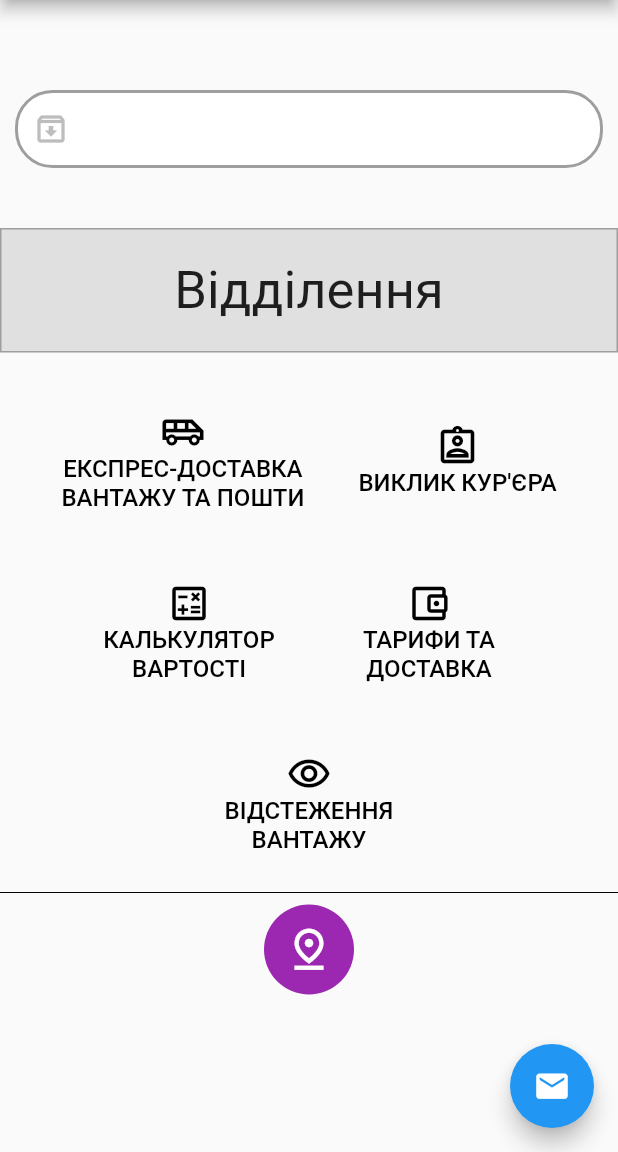
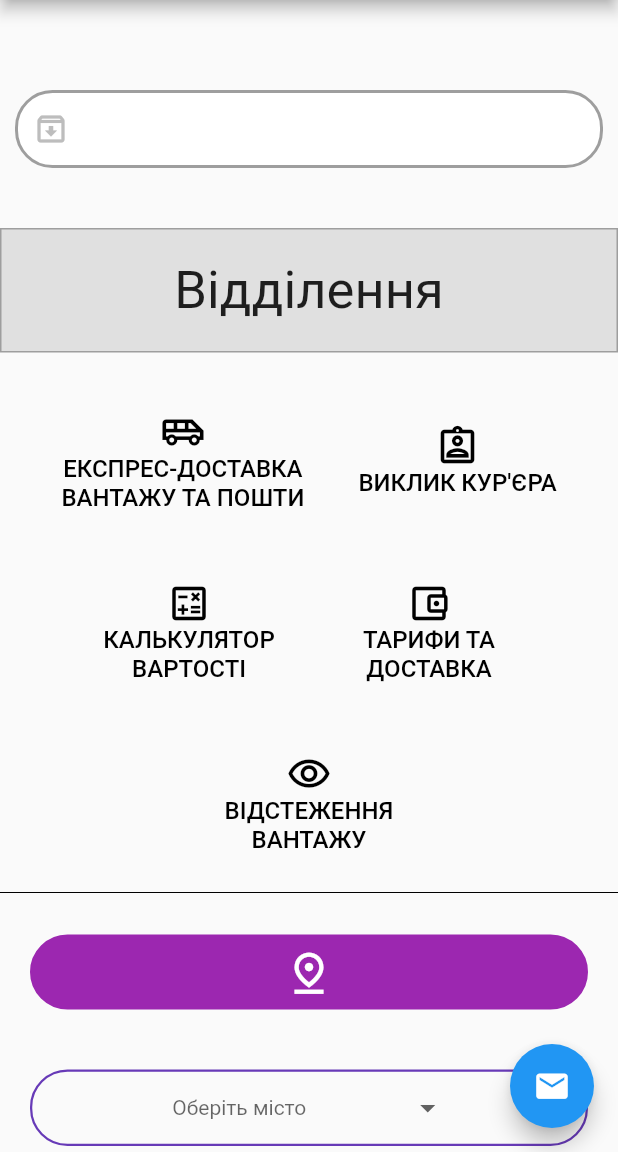
Before and after one commit to linch433/autolux_ui, a Flutter app: the department screen opened by its route, on a phone screen of 412 x 824 dp, the part 84-1236 px from its top. Run offline on Flutter 3.47's test engine with Material 2 defaults, Android fonts, the phone set to English and light mode, and no system bars; our stand-ins replace google_maps_flutter.

Commit message:
Add dropDownButton menu

```diff
--- a/lib/assets/screens/department/department.dart
+++ b/lib/assets/screens/department/department.dart
@@ -1,9 +1,11 @@
 import 'package:autolux_ui/assets/screens/aboutCompany/areaWithButtons.dart';
 import 'package:autolux_ui/assets/screens/department/departmentText.dart';
+import 'package:autolux_ui/assets/screens/department/departmentDropDownList.dart';
 import 'package:autolux_ui/assets/screens/mainScreen/searchBar.dart';
 import 'package:autolux_ui/assets/screens/onlineHelp.dart';
 import 'package:autolux_ui/assets/widget/drawerMenu.dart';
 import 'package:autolux_ui/assets/widget/pageTitle.dart';
+import 'package:flutter/cupertino.dart';
 import 'package:flutter/material.dart';
 
 class department extends StatelessWidget {
@@ -61,12 +63,19 @@ class department extends StatelessWidget {
             Divider(
               color: Colors.black,
             ),
-            CircleAvatar(
-              radius: 30,
-              backgroundColor: Colors.purple,
-              child: IconButton(
-                iconSize: 33,
-                tooltip: 'Google Maps',
+
+            Expanded(
+              child: Container(
+                margin: EdgeInsets.all(20),
+                height: 50,
+                decoration: BoxDecoration(
+                  color: Colors.purple,
+                  borderRadius: BorderRadius.circular(25),
+                  border: Border.all(color: Colors.purple, width: 1.5),
+                ),
+                child: IconButton(
+                  iconSize: 33,
+                  tooltip: 'Google Maps',
                   color: Colors.white,
                   onPressed: () {
                     Navigator.push(
@@ -76,8 +85,24 @@ class department extends StatelessWidget {
                       ),
                     );
                   },
-                  icon: Icon(Icons.pin_drop_outlined), ),
+                  icon: Icon(Icons.pin_drop_outlined),
+                ),
+              ),
             ),
+            SizedBox(
+              height: 20,
+            ),
+            Container(
+                margin: EdgeInsets.symmetric(horizontal: 20),
+                padding: EdgeInsets.symmetric(horizontal: 20),
+                decoration: BoxDecoration(
+                  border: Border.all(color: Colors.deepPurple, width: 1.5),
+                  borderRadius: BorderRadius.circular(25),
+                ),
+                child: Center(child: dropDownButton())),
+            SizedBox(
+              height: 100,
+            )
           ],
         ),
       ),
--- /dev/null
+++ b/lib/assets/screens/department/departmentDropDownList.dart
@@ -0,0 +1,39 @@
+import 'package:flutter/material.dart';
+
+class dropDownButton extends StatefulWidget {
+  const dropDownButton({Key? key}) : super(key: key);
+
+  @override
+  State<dropDownButton> createState() => _dropDownButtonState();
+}
+
+/// This is the private State class that goes with MyStatefulWidget.
+class _dropDownButtonState extends State<dropDownButton> {
+  String? dropdownValue;
+
+  @override
+  Widget build(BuildContext context) {
+    return DropdownButtonHideUnderline(
+      child: DropdownButton<String>(
+        hint: Text('Оберіть місто'),
+        value: dropdownValue,
+        icon: const Icon(Icons.arrow_drop_down),
+        iconSize: 24,
+        elevation: 16,
+        style: const TextStyle(color: Colors.deepPurple),
+        onChanged: (String? newValue) {
+          setState(() {
+            dropdownValue = newValue!;
+          });
+        },
+        items: <String>['Київ', 'Івано-Франківськ', 'Бровари', 'Берегове', 'Виноградів', 'Біла Церква', 'Володимир-Волинський', 'Вінниця', 'Гостомель', 'Дрогобич', 'Житомир', 'Запоріжжя', 'Калуш', 'Коломия', 'Краматорськ', 'Кременчуг', 'Кривий Ріг', 'Луцьк', 'Львів', 'Миколаїв', 'Мукачево', 'Ніжин', 'Одеса', 'Полтава', 'Рівне', 'Суми', 'Тернопіль', 'Тячів', 'Ужгород', 'Харків', 'Херсон', 'Хуст', 'Черкаси', 'Чернівці', 'Чернігів', 'Южноукраїнськ']
+            .map<DropdownMenuItem<String>>((String value) {
+          return DropdownMenuItem<String>(
+            value: value,
+            child: Text(value),
+          );
+        }).toList(),
+      ),
+    );
+  }
+}
```
